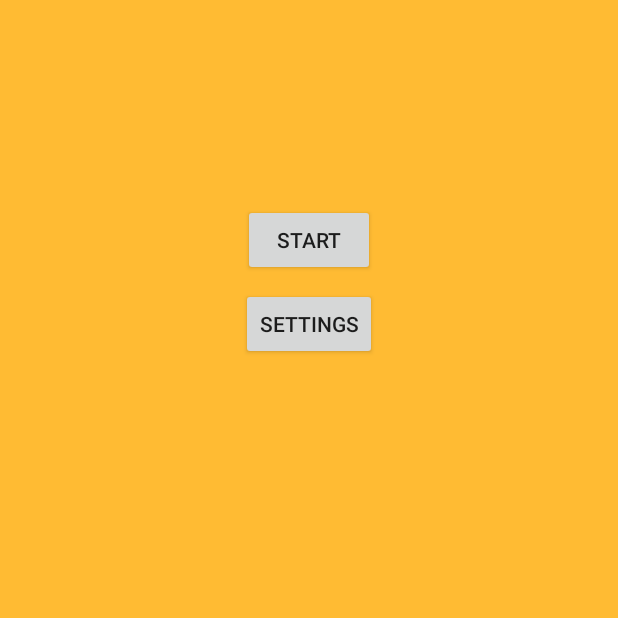
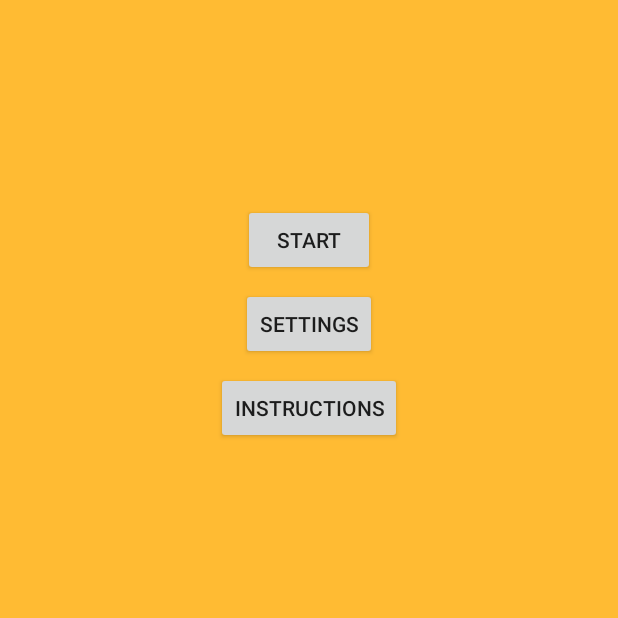
Before and after one commit to ShayRubach/RockPaperSword, an Android app: the screen it shows after launch (MainMenuActivity), on a phone screen of 412 x 824 dp, the top half of it. Run offline under Robolectric (Android 15) with nearby library versions, the phone set to English and light mode, and no system bars; libraries missing offline, so code that uses them is left out: com.crashlytics.android, io.fabric.sdk; pictures from the network do not load; 1 statement that could not run was skipped.

Commit message:
instruction screen added

```diff
--- a/app/build.gradle
+++ b/app/build.gradle
@@ -38,6 +38,7 @@ dependencies {
     implementation fileTree(dir: 'libs', include: ['*.jar'])
     implementation 'com.android.support:appcompat-v7:27.1.1'
     implementation 'com.android.support.constraint:constraint-layout:1.1.0'
+    implementation 'com.android.support:design:27.1.1'
     testImplementation 'junit:junit:4.12'
     androidTestImplementation 'com.android.support.test:runner:1.0.2'
     androidTestImplementation 'com.android.support.test.espresso:espresso-core:3.0.2'
--- a/app/src/main/java/com/pwnz/www/rockpapersword/Activities/MainMenuActivity.java
+++ b/app/src/main/java/com/pwnz/www/rockpapersword/Activities/MainMenuActivity.java
@@ -23,7 +23,7 @@ public class MainMenuActivity extends AppCompatActivity implements View.OnClickL
     public static MediaPlayer mediaPlayer = null;
     private static MySFxRunnable mSoundEffects = null;
 
-    private Button mStartBtn, mSettingsBtn;
+    private Button mStartBtn, mSettingsBtn, mInstructionsBtn;
 
     @Override
     protected void onCreate(Bundle savedInstanceState) {
@@ -41,6 +41,9 @@ public class MainMenuActivity extends AppCompatActivity implements View.OnClickL
 
         mSettingsBtn = findViewById(R.id.btn_settings);
         mSettingsBtn.setOnClickListener(this);
+
+        mInstructionsBtn = findViewById(R.id.btn_instructions);
+        mInstructionsBtn.setOnClickListener(this);
 
         mediaPlayer = MediaPlayer.create(this, R.raw.handmade_moments_wanderin_eyes_edited);
         mediaPlayer.setVolume(SettingsActivity.sfxGeneralVolume, SettingsActivity.sfxGeneralVolume);
@@ -93,6 +96,9 @@ public class MainMenuActivity extends AppCompatActivity implements View.OnClickL
             case R.id.btn_settings:
                 startActivity(new Intent(MainMenuActivity.this, SettingsActivity.class));
                 break;
+            case R.id.btn_instructions:
+                startActivity(new Intent(MainMenuActivity.this, InstructionsActivity.class));
+                break;
         }
     }
 }
--- a/app/src/main/res/layout/activity_main_menu.xml
+++ b/app/src/main/res/layout/activity_main_menu.xml
@@ -33,4 +33,19 @@
         app:layout_constraintStart_toStartOf="parent"
         app:layout_constraintTop_toBottomOf="@+id/btn_start"
         app:layout_constraintVertical_bias="0.0" />
+
+    <Button
+        android:id="@+id/btn_instructions"
+        android:layout_width="wrap_content"
+        android:layout_height="wrap_content"
+        android:layout_marginBottom="8dp"
+        android:layout_marginEnd="8dp"
+        android:layout_marginStart="8dp"
+        android:layout_marginTop="8dp"
+        android:text="Instructions"
+        app:layout_constraintBottom_toBottomOf="parent"
+        app:layout_constraintEnd_toEndOf="parent"
+        app:layout_constraintStart_toStartOf="parent"
+        app:layout_constraintTop_toBottomOf="@+id/btn_settings"
+        app:layout_constraintVertical_bias="0.0" />
 </android.support.constraint.ConstraintLayout>
--- /dev/null
+++ b/app/src/main/res/values/dimens.xml
@@ -0,0 +1,3 @@
+<resources>
+    <dimen name="fab_margin">16dp</dimen>
+</resources>
--- a/app/src/main/res/values/styles.xml
+++ b/app/src/main/res/values/styles.xml
@@ -8,4 +8,8 @@
         <item name="colorAccent">@color/colorAccent</item>
     </style>
 
+    <style name="AppTheme.AppBarOverlay" parent="ThemeOverlay.AppCompat.Dark.ActionBar" />
+
+    <style name="AppTheme.PopupOverlay" parent="ThemeOverlay.AppCompat.Light" />
+
 </resources>
```
Also changed, not shown: app/src/main/AndroidManifest.xml (+6 -2 lines), app/src/main/java/com/pwnz/www/rockpapersword/Activities/InstructionsActivity.java (added, +21 -0 lines), app/src/main/res/layout/activity_instructions.xml (added, +71 -0 lines), app/src/main/res/values/strings.xml (+11 -0 lines), app/src/main/res/mipmap-hdpi/king.png (added).
